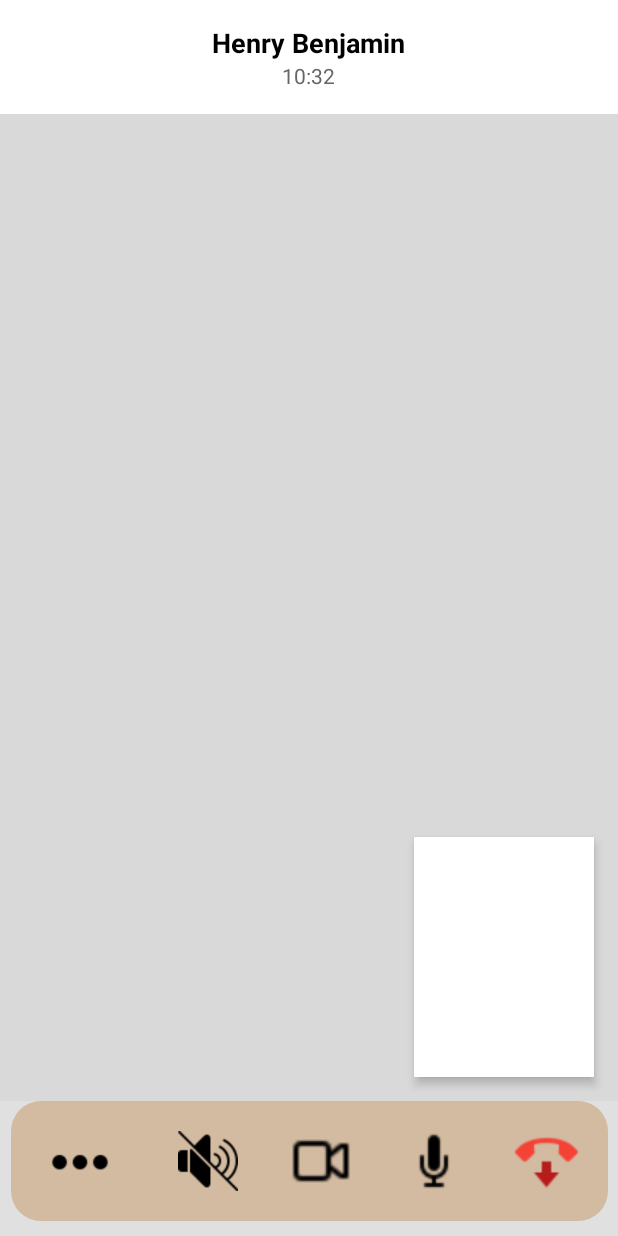
After one commit to JawadAhmadKhan04/ConnectME_UI, an Android app: the layout video_call_screen.xml on its own in the app's theme, with its tools: preview values and no code run, on a phone screen of 412 x 824 dp. The commit adds this screen. Run offline under Robolectric (Android 15) with nearby library versions, the phone set to English and light mode, and no system bars.

Commit message:
Video Call Screen Done

```diff
--- a/app/src/main/AndroidManifest.xml
+++ b/app/src/main/AndroidManifest.xml
@@ -28,6 +28,10 @@
             android:name=".CallActivity"
             android:exported="true" />
 
+        <activity
+            android:name=".VideoCallActivity"
+            android:exported="true" />
+
 <!--         Register Activity -->
 <!--        <activity-->
 <!--            android:name=".RegisterActivity"-->
--- a/app/src/main/res/layout/personal_chat.xml
+++ b/app/src/main/res/layout/personal_chat.xml
@@ -48,6 +48,7 @@
         <ImageView
             android:layout_width="24dp"
             android:layout_height="24dp"
+            android:id="@+id/video_call_button"
             android:src="@drawable/video_call_white_logo"/>
     </LinearLayout>
 
--- /dev/null
+++ b/app/src/main/res/layout/video_call_screen.xml
@@ -0,0 +1,121 @@
+<?xml version="1.0" encoding="utf-8"?>
+<RelativeLayout
+    xmlns:android="http://schemas.android.com/apk/res/android"
+    android:layout_width="match_parent"
+    android:layout_height="match_parent"
+    android:background="#E0E0E0">
+
+    <!-- Header: User Name and Call Time -->
+    <LinearLayout
+        android:id="@+id/header"
+        android:layout_width="match_parent"
+        android:layout_height="wrap_content"
+        android:orientation="vertical"
+        android:padding="16dp"
+        android:gravity="center"
+        android:background="@android:color/white">
+
+        <TextView
+            android:layout_width="wrap_content"
+            android:layout_height="wrap_content"
+            android:text="Henry Benjamin"
+            android:textSize="18sp"
+            android:textStyle="bold"
+            android:textColor="#000000"/>
+
+        <TextView
+            android:layout_width="wrap_content"
+            android:layout_height="wrap_content"
+            android:text="10:32"
+            android:textSize="14sp"
+            android:textColor="#666666"/>
+    </LinearLayout>
+
+    <!-- Main Video Area -->
+    <View
+        android:id="@+id/main_video_area"
+        android:layout_width="match_parent"
+        android:layout_height="match_parent"
+        android:layout_below="@id/header"
+        android:layout_above="@+id/bottom_controls"
+        android:background="#D9D9D9"/>
+
+    <!-- Small Video Preview (Bottom Right) -->
+    <View
+        android:id="@+id/small_video_preview"
+        android:layout_width="120dp"
+        android:layout_height="160dp"
+        android:background="@android:color/white"
+        android:layout_alignParentEnd="true"
+        android:layout_above="@+id/bottom_controls"
+        android:layout_margin="16dp"
+        android:elevation="4dp"/>
+
+    <LinearLayout
+        android:layout_width="wrap_content"
+        android:layout_height="80dp"
+        android:layout_marginStart="7dp"
+        android:layout_alignParentBottom="true"
+        android:background="@drawable/rounded_rectangle"
+        android:gravity="center"
+        android:orientation="horizontal"
+        android:layout_marginBottom="10dp"
+        android:id="@+id/bottom_controls"
+        android:padding="16dp">
+
+        <!-- Three Dots Button -->
+        <ImageView
+            android:id="@+id/threedots"
+            android:layout_width="40dp"
+            android:layout_height="40dp"
+            android:layout_marginStart="10dp"
+            android:layout_marginEnd="35dp"
+            android:contentDescription="Three DOts"
+            android:src="@drawable/three_dots" />
+
+
+        <!-- Speaker Button -->
+        <ImageView
+            android:id="@+id/btnSpeaker"
+            android:layout_width="40dp"
+            android:layout_height="40dp"
+            android:layout_marginStart="10dp"
+            android:layout_marginEnd="35dp"
+            android:contentDescription="Speaker"
+            android:src="@drawable/speaker_off" />
+
+        <!-- Video Call Button -->
+        <ImageView
+            android:id="@+id/btnVideo"
+            android:layout_width="40dp"
+            android:layout_height="40dp"
+            android:layout_marginEnd="35dp"
+            android:contentDescription="Video Call"
+            android:src="@drawable/video_call"
+            android:clickable="true"
+            android:focusable="true"/>
+
+        <!-- Mute Button -->
+        <ImageView
+            android:id="@+id/btnMute"
+            android:layout_width="40dp"
+            android:layout_height="40dp"
+            android:src="@drawable/mic_logo"
+            android:contentDescription="Mute"
+            android:layout_marginEnd="20dp"
+            android:clickable="true"
+            android:focusable="true"/>
+
+
+        <!-- End Call Button -->
+        <ImageView
+            android:id="@+id/btnEndCall"
+            android:layout_width="50dp"
+            android:layout_height="50dp"
+            android:layout_marginStart="10dp"
+            android:backgroundTint="@android:color/holo_red_dark"
+            android:contentDescription="End Call"
+            android:src="@drawable/end_call" />
+    </LinearLayout>
+
+</RelativeLayout>
```
Also changed, not shown: app/src/main/java/com/jawadahmadkhan/i220791/ChatActivity.kt (+9 -0 lines), app/src/main/java/com/jawadahmadkhan/i220791/VIdeoCallActivity.kt (added, +71 -0 lines).
